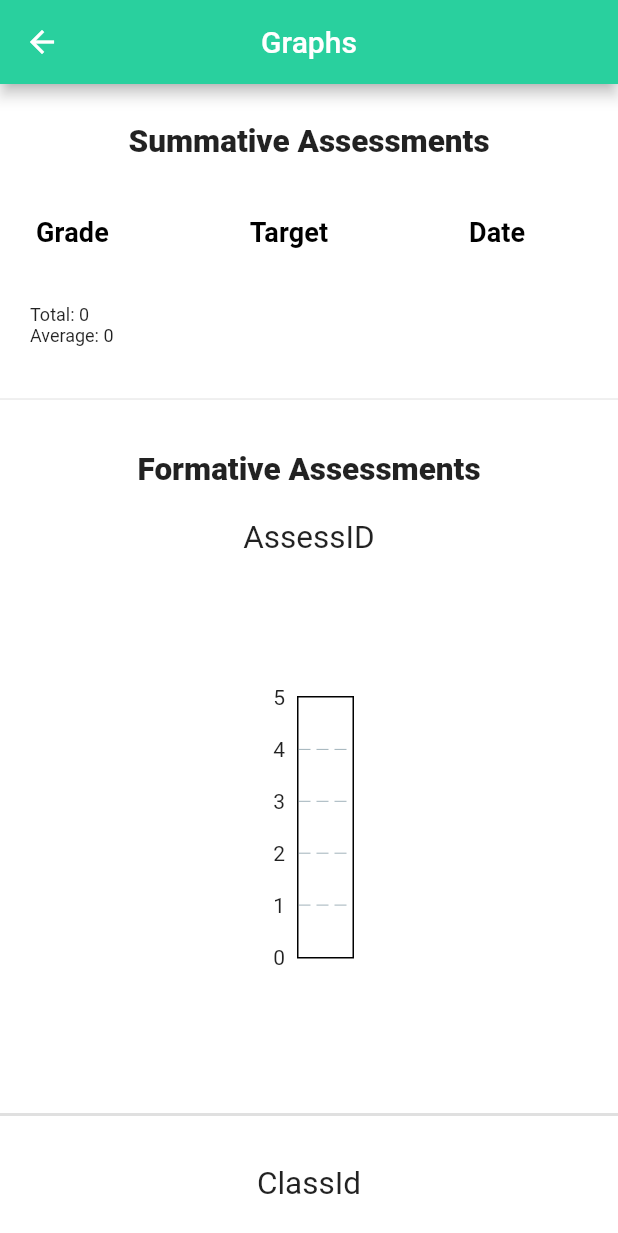
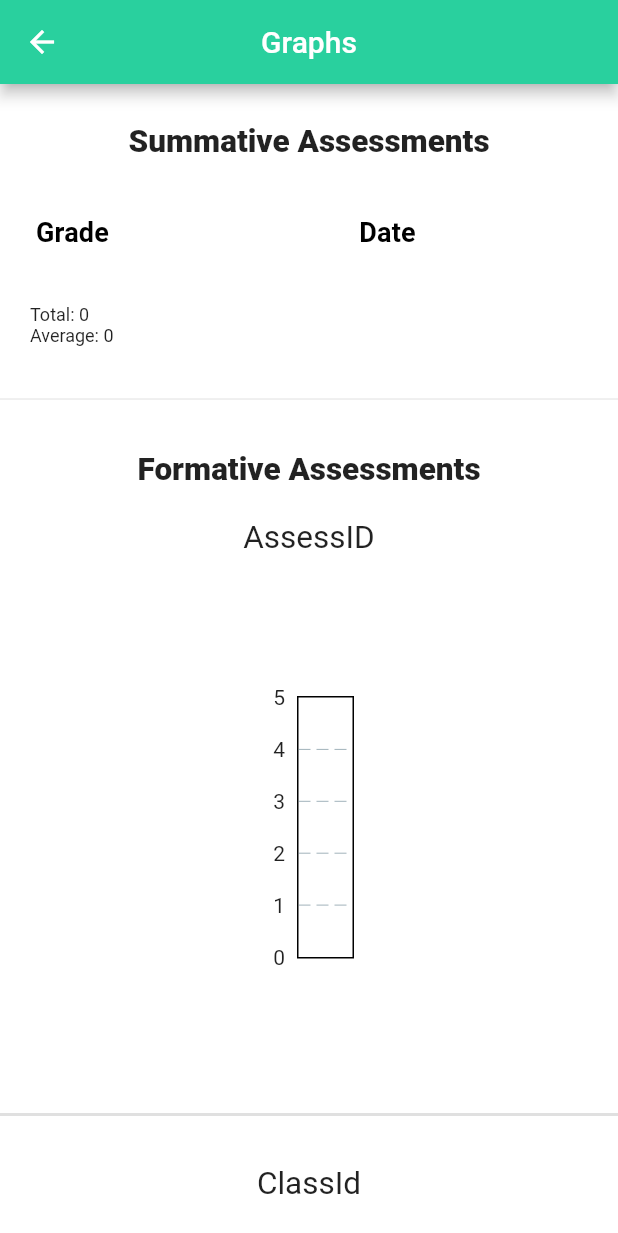
Before and after one commit to n1ghtbyte/Assessments-App, a Flutter app: the StudentClassInside screen opened directly with empty values, on a phone screen of 412 x 824 dp. Shown: the top 1233 px of the screen. Run offline on Flutter 3.47's test engine with Material 2 defaults, Android fonts, the phone set to English and light mode, and no system bars; drawn by our look-alikes of fl_chart; our stand-ins replace cloud_firestore, firebase_auth, firebase_core, firebase_crashlytics, flutter_speed_dial, loader_overlay and 1 more; accounts and stored records are empty.

Commit message:
refactor: REMOVED 'Target' from table, STU&PAR

```diff
--- a/lib/pages/Student/Classes/StudentClassInside.dart
+++ b/lib/pages/Student/Classes/StudentClassInside.dart
@@ -348,11 +348,6 @@ class _StudentClassInsideState extends State<StudentClassInside> {
                                     fontSize: 18,
                                     fontWeight: FontWeight.bold))),
                         DataColumn(
-                            label: Text('Target',
-                                style: TextStyle(
-                                    fontSize: 18,
-                                    fontWeight: FontWeight.bold))),
-                        DataColumn(
                             label: Text('Date',
                                 style: TextStyle(
                                     fontSize: 18,
@@ -693,11 +688,6 @@ class _StudentClassInsideState extends State<StudentClassInside> {
                                     fontSize: 18,
                                     fontWeight: FontWeight.bold))),
                         DataColumn(
-                            label: Text('Target',
-                                style: TextStyle(
-                                    fontSize: 18,
-                                    fontWeight: FontWeight.bold))),
-                        DataColumn(
                             label: Text('Date',
                                 style: TextStyle(
                                     fontSize: 18,
@@ -707,9 +697,6 @@ class _StudentClassInsideState extends State<StudentClassInside> {
                         for (var dt in fsum)
                           DataRow(cells: [
                             DataCell(Text(dt['Result'].toStringAsFixed(2))),
-                            DataCell(dt['Targets'].toString() == "Multiple"
-                                ? Text("Class")
-                                : Text("Student")),
                             DataCell(Text(DateFormat.yMMMEd()
                                 .format(dt['Created'].toDate())
                                 .toString()))
```
